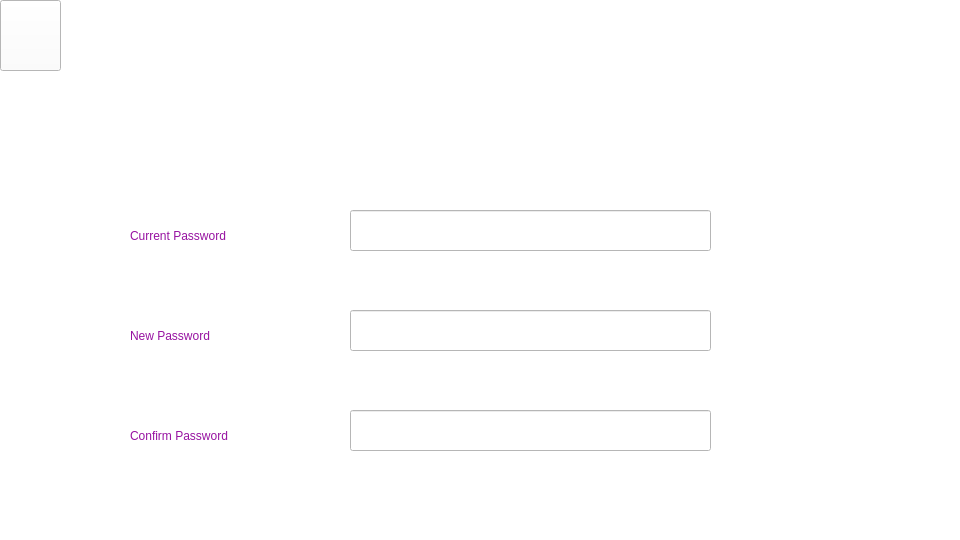
Nirjaraa/spendwise, file changepw.ui: the form before one commit.
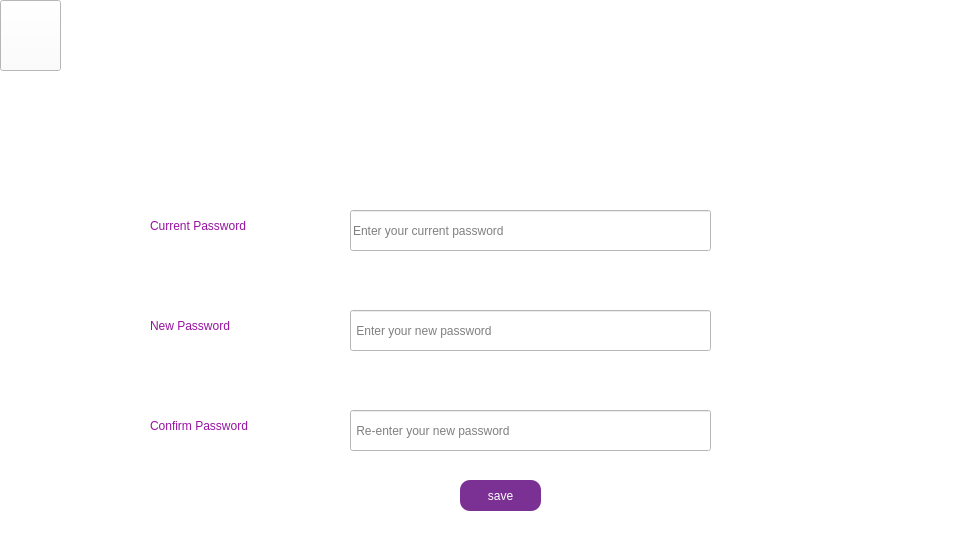
The form after the commit. Icons and pictures are not drawn.

What changed in the file:
```diff
--- a/changepw.ui
+++ b/changepw.ui
@@ -58,8 +58,8 @@
    <widget class="QLabel" name="label">
     <property name="geometry">
      <rect>
-      <x>130</x>
-      <y>220</y>
+      <x>150</x>
+      <y>210</y>
       <width>131</width>
       <height>31</height>
      </rect>
@@ -82,6 +82,12 @@
       <height>41</height>
      </rect>
     </property>
+    <property name="styleSheet">
+     <string notr="true">color:rgb(0, 0, 0)</string>
+    </property>
+    <property name="placeholderText">
+     <string>Enter your current password</string>
+    </property>
    </widget>
    <widget class="QLineEdit" name="lineEdit_2">
     <property name="geometry">
@@ -95,12 +101,15 @@
     <property name="text">
      <string/>
     </property>
+    <property name="placeholderText">
+     <string> Enter your new password</string>
+    </property>
    </widget>
    <widget class="QLabel" name="label_2">
     <property name="geometry">
      <rect>
-      <x>130</x>
-      <y>320</y>
+      <x>150</x>
+      <y>310</y>
       <width>131</width>
       <height>31</height>
      </rect>
@@ -123,12 +132,15 @@
       <height>41</height>
      </rect>
     </property>
+    <property name="placeholderText">
+     <string> Re-enter your new password</string>
+    </property>
    </widget>
    <widget class="QLabel" name="label_3">
     <property name="geometry">
      <rect>
-      <x>130</x>
-      <y>420</y>
+      <x>150</x>
+      <y>410</y>
       <width>131</width>
       <height>31</height>
      </rect>
@@ -145,7 +157,7 @@
    <widget class="QLabel" name="label_4">
     <property name="geometry">
      <rect>
-      <x>260</x>
+      <x>290</x>
       <y>110</y>
       <width>381</width>
       <height>61</height>
@@ -182,6 +194,30 @@
      <string>save </string>
     </property>
    </widget>
+   <widget class="QPushButton" name="save_2">
+    <property name="geometry">
+     <rect>
+      <x>460</x>
+      <y>480</y>
+      <width>81</width>
+      <height>31</height>
+     </rect>
+    </property>
+    <property name="styleSheet">
+     <string notr="true">border-image: none;
+border-image: url(:/resources/p7.jpg);
+font: 9pt &quot;Bahnschrift&quot;;
+border-color: none;
+color: rgb(255, 255, 255);
+background-color: rgb(123,49,148);
+border-radius: 10px;
+
+</string>
+    </property>
+    <property name="text">
+     <string>save</string>
+    </property>
+   </widget>
   </widget>
  </widget>
  <resources/>
```
Left out of the diff: 8 changed lines with no effect on the pictures.
